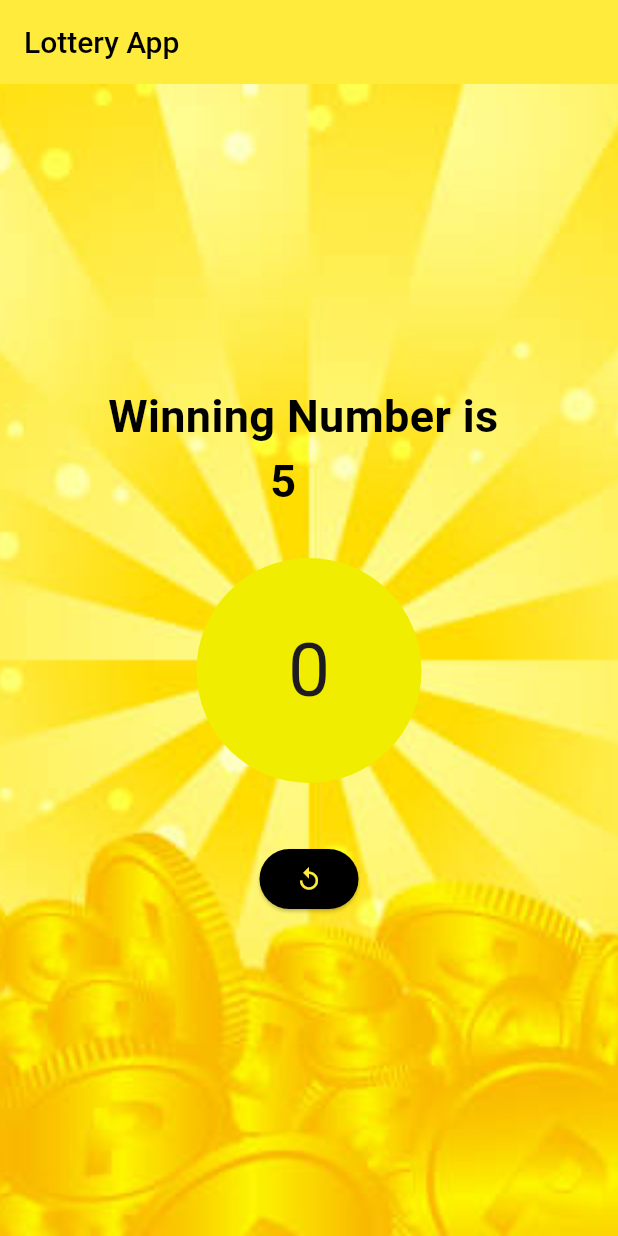
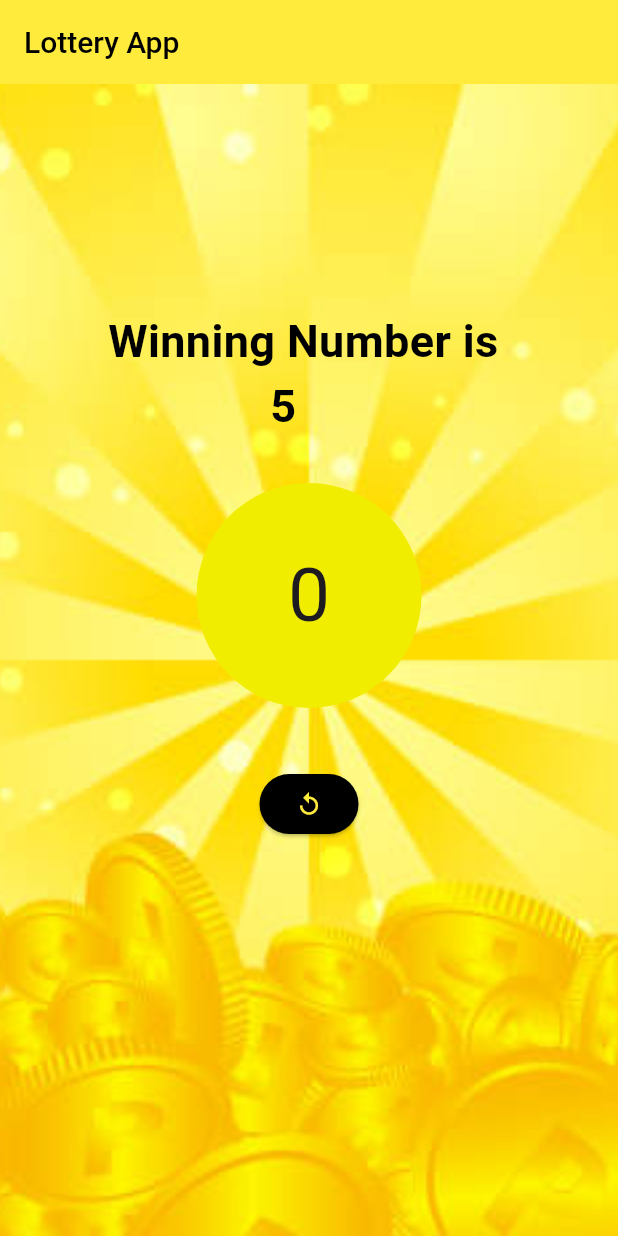
Before and after one commit to sherry212231213/my-lottery-app, a Flutter app: the screen it shows after launch, on a phone screen of 412 x 824 dp. Run offline on Flutter 3.47's test engine with Material 3 defaults, Android fonts, the light colour scheme and no system bars.

Commit message:
my lottery app

```diff
--- a/my_lottery_app/lib/main.dart
+++ b/my_lottery_app/lib/main.dart
@@ -1,6 +1,5 @@
 import 'dart:math';
 
-import 'package:flutter/foundation.dart';
 import 'package:flutter/material.dart';
 
 void main() {
@@ -53,7 +52,7 @@
         ),
         child: Column(
           children: [
-            const SizedBox(height: 200),
+            const SizedBox(height: 150),
             const Center(
               child: Text(
                 "Winning Number is \n \t \t\t\t\t\t\t\t\t\t\t\t5",
@@ -70,7 +69,7 @@
                     width: 150,
                     decoration: BoxDecoration(
                         image: const DecorationImage(
-                            image: AssetImage('assets/winner lottery.jpg'),
+                            image: AssetImage('assets/win.png'),
                             fit: BoxFit.cover),
                         color: const Color.fromARGB(255, 241, 237, 0),
                         borderRadius: BorderRadius.circular(140)),
```
Also changed, not shown: my_lottery_app/lib/winner.dart (deleted, +0 -10 lines), my_lottery_app/assets/win.png (added).
